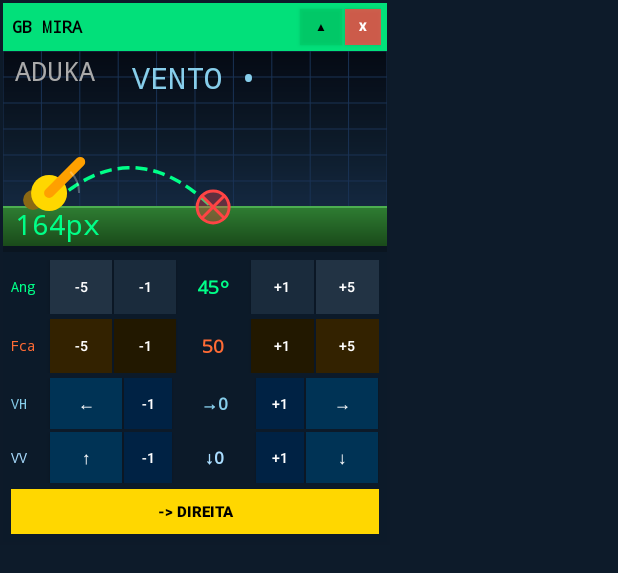
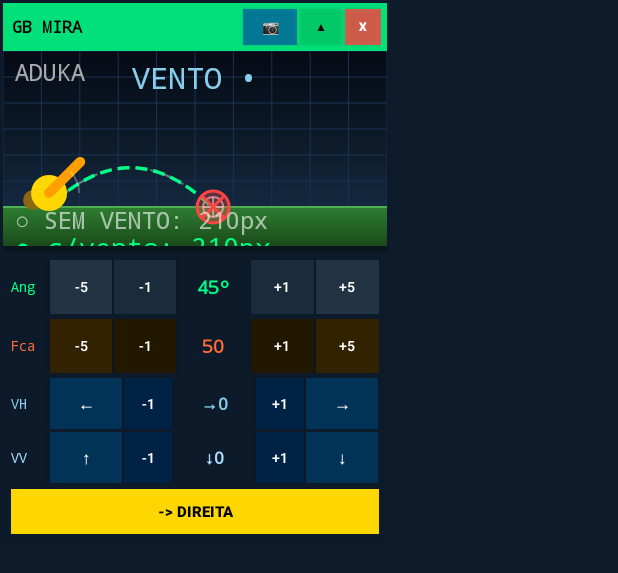
Before and after one commit to quiosquelitoralapp/privacy-policy, an Android app: the layout floating_overlay.xml on its own in the app's theme, with its tools: preview values and no code run, on a phone screen of 412 x 824 dp. Shown: the top 573 px of the screen. Run offline under Robolectric (Android 15) with nearby library versions, the phone set to English and light mode, and no system bars.

Commit message:
Duas trajetórias + captura de tela para leitura do vento
Trajetórias:
- Branca tracejada = sem vento (onde você miraria sem compensação)
- Colorida = com vento (onde o tiro VAI cair de verdade)
- Marcadores distintos: ○ branco = sem vento, ● colorido = com vento
- Info de distância mostra ambas as posições

Captura de tela (botão 📷 no header):
- Ao tocar em INICIAR OVERLAY, Android pede permissão de gravação de tela
- Botão 📷 captura a tela e recorta a faixa superior central (indicador de vento)
- Imagem ampliada aparece no overlay para leitura rápida do vento
- MediaProjection integrado ao ciclo de vida do serviço

https://claude.ai/code/session_01UZoLGvTC6ZjmqyqCcszty4

```diff
--- a/app/src/main/java/com/quiosquelitoral/gunboundguide/TrajectoryView.kt
+++ b/app/src/main/java/com/quiosquelitoral/gunboundguide/TrajectoryView.kt
@@ -42,6 +42,13 @@ class TrajectoryView @JvmOverloads constructor(
         strokeWidth = 3.5f
         style = Paint.Style.STROKE
         pathEffect = DashPathEffect(floatArrayOf(12f, 6f), 0f)
+    }
+
+    private val noWindPaint = Paint(Paint.ANTI_ALIAS_FLAG).apply {
+        color = Color.parseColor("#66FFFFFF")
+        strokeWidth = 2f
+        style = Paint.Style.STROKE
+        pathEffect = DashPathEffect(floatArrayOf(6f, 9f), 0f)
     }
 
     private val trajPaints = listOf(trajPaintGreen, trajPaintYellow)
@@ -125,24 +132,35 @@ class TrajectoryView @JvmOverloads constructor(
         val shooterX = if (facingRight) w * 0.12f else w * 0.88f
         val shooterY = groundY
 
+        val hasWind = windSpeed != 0f || windSpeedY != 0f
+
+        // Trajetória SEM vento (branca tracejada) — referência de mira
+        val noWindResults = GunboundPhysics.simulate(
+            shooterX, shooterY, angle, power, 0f, 0f,
+            selectedMobile, facingRight, groundY, w
+        )
+        noWindResults.forEach { result ->
+            drawTrajectoryPath(canvas, result.points, noWindPaint)
+        }
+        noWindResults.forEach { result ->
+            if (result.points.isNotEmpty()) drawNoWindMarker(canvas, result.landingX, groundY)
+        }
+
+        // Trajetória COM vento (colorida) — onde o tiro vai cair de verdade
         val results = GunboundPhysics.simulate(
             shooterX, shooterY, angle, power, windSpeed, windSpeedY,
             selectedMobile, facingRight, groundY, w
         )
-
         results.forEachIndexed { idx, result ->
             drawTrajectoryPath(canvas, result.points, trajPaints[idx % trajPaints.size])
         }
-
         results.forEach { result ->
-            if (result.points.isNotEmpty()) {
-                drawLandingMarker(canvas, result.landingX, groundY)
-            }
+            if (result.points.isNotEmpty()) drawLandingMarker(canvas, result.landingX, groundY)
         }
 
         drawCannon(canvas, shooterX, shooterY)
         drawWindIndicator(canvas, w)
-        drawDistanceInfo(canvas, results, shooterX, groundY, w)
+        drawDistanceInfo(canvas, results, noWindResults, shooterX, groundY, w)
         drawAngleIndicator(canvas, shooterX, shooterY)
     }
 
@@ -222,6 +240,19 @@ class TrajectoryView @JvmOverloads constructor(
         canvas.drawLine(landX + r - 4, groundY - r + 4, landX - r + 4, groundY + r - 4, landingStrokePaint)
     }
 
+    private val noWindMarkerPaint = Paint(Paint.ANTI_ALIAS_FLAG).apply {
+        color = Color.parseColor("#99FFFFFF")
+        strokeWidth = 2f
+        style = Paint.Style.STROKE
+    }
+
+    private fun drawNoWindMarker(canvas: Canvas, landX: Float, groundY: Float) {
+        val r = 10f
+        canvas.drawCircle(landX, groundY, r, noWindMarkerPaint)
+        canvas.drawLine(landX - r, groundY, landX + r, groundY, noWindMarkerPaint)
+        canvas.drawLine(landX, groundY - r, landX, groundY + r, noWindMarkerPaint)
+    }
+
     private fun drawWindIndicator(canvas: Canvas, w: Float) {
         val cx = w / 2f
         val hSpeed = abs(windSpeed)
@@ -269,19 +300,24 @@ class TrajectoryView @JvmOverloads constructor(
         canvas.drawArc(rect, startAngleDeg, if (facingRight) angle else -angle, false, arcPaint)
     }
 
-    private fun drawDistanceInfo(canvas: Canvas, results: List<TrajectoryResult>, shooterX: Float, groundY: Float, w: Float) {
-        val yBase = groundY + 28f
+    private fun drawDistanceInfo(canvas: Canvas, results: List<TrajectoryResult>, noWindResults: List<TrajectoryResult>, shooterX: Float, groundY: Float, w: Float) {
+        val yBase = groundY + 22f
+        // Sem vento (branco)
+        if (noWindResults.isNotEmpty()) {
+            textPaint.textSize = 24f
+            textPaint.color = Color.parseColor("#99FFFFFF")
+            canvas.drawText("○ SEM VENTO: ${noWindResults[0].landingX.toInt()}px", 12f, yBase, textPaint)
+        }
+        // Com vento (colorido)
         results.forEachIndexed { idx, result ->
-            val dist = result.distance.toInt()
-            val labelPart = if (result.label.isNotEmpty()) "${result.label}: " else ""
-            val text = "$labelPart${dist}px"
-            textPaint.textSize = 28f
+            val labelPart = if (result.label.isNotEmpty()) "${result.label} " else ""
+            textPaint.textSize = 26f
             textPaint.color = if (idx == 0) Color.parseColor("#00FF88") else Color.parseColor("#FFD700")
-            canvas.drawText(text, 12f, yBase + idx * 34f, textPaint)
+            canvas.drawText("● ${labelPart}c/vento: ${result.landingX.toInt()}px", 12f, yBase + 28f + idx * 28f, textPaint)
         }
 
         // Mobile name top-left
-        textPaint.textSize = 26f
+        textPaint.textSize = 24f
         textPaint.color = Color.parseColor("#AAAAAA")
         canvas.drawText(selectedMobile.displayName.toUpperCase(), 12f, 30f, textPaint)
     }
--- a/app/src/main/res/layout/floating_overlay.xml
+++ b/app/src/main/res/layout/floating_overlay.xml
@@ -27,6 +27,16 @@
             android:textSize="11sp"
             android:textStyle="bold"
             android:fontFamily="monospace"/>
+
+        <Button
+            android:id="@+id/btnScanWind"
+            android:layout_width="36dp"
+            android:layout_height="24dp"
+            android:text="📷"
+            android:textSize="9sp"
+            android:background="#AA0055AA"
+            android:padding="0dp"
+            android:layout_marginRight="2dp"/>
 
         <Button
             android:id="@+id/btnCollapseOverlay"
@@ -266,6 +276,16 @@
                     android:background="#003355" android:padding="0dp"/>
             </LinearLayout>
 
+            <!-- Preview do vento capturado -->
+            <ImageView
+                android:id="@+id/overlayWindPreview"
+                android:layout_width="match_parent"
+                android:layout_height="50dp"
+                android:scaleType="fitCenter"
+                android:background="#110D1B2A"
+                android:visibility="gone"
+                android:layout_marginBottom="3dp"/>
+
             <!-- Direção do personagem -->
             <Button
                 android:id="@+id/overlayBtnDirection"
```
Also changed, not shown: app/src/main/java/com/quiosquelitoral/gunboundguide/FloatingWindowService.kt (+85 -4 lines), app/src/main/java/com/quiosquelitoral/gunboundguide/MainActivity.kt (+33 -10 lines).
